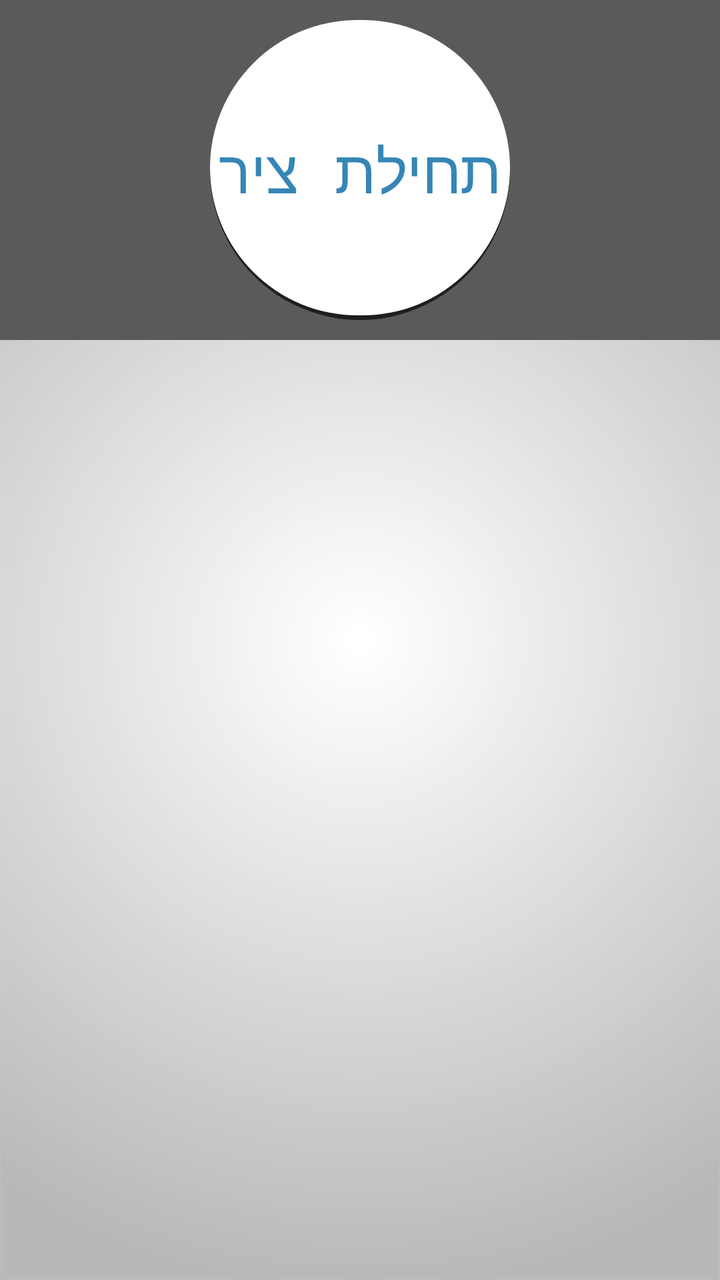
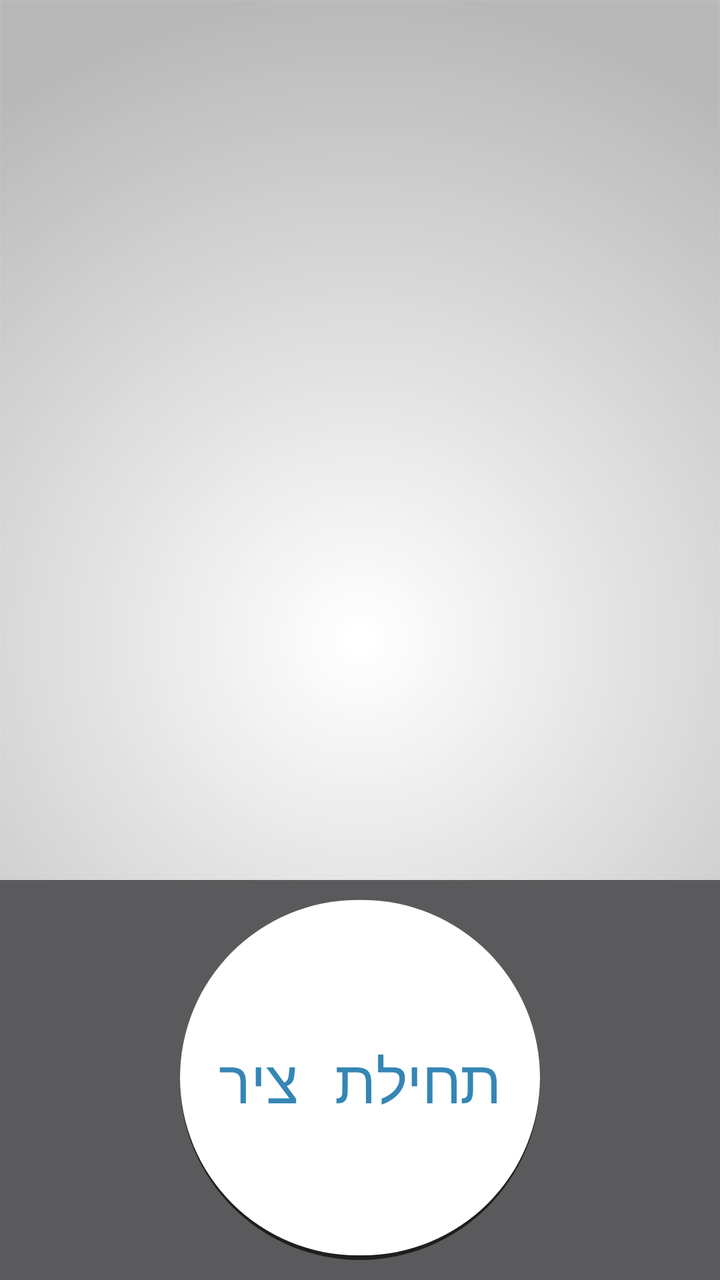

Before-and-after screenshots of an Android layout around one commit, followed by the original layout XML and the change that was made.
<!-- AndroidManifest.xml: application theme AppTheme -->
<!-- res/layout/activity_contract_calc.xml -->
<?xml version="1.0" encoding="utf-8"?>
<RelativeLayout xmlns:android="http://schemas.android.com/apk/res/android"
    xmlns:tools="http://schemas.android.com/tools"
    android:orientation="vertical" android:layout_width="match_parent"
    android:layout_height="match_parent">
    <RelativeLayout
        android:layout_width="match_parent"
        android:layout_height="wrap_content"
        android:background="@color/buttonMaterialDark"
        android:id="@+id/contractBtn">
        <Button
            android:layout_centerHorizontal="true"
            android:id="@+id/contra_btn"
            android:text="@string/startContract"
            android:layout_marginTop="10dp"
            android:clickable="true"
            android:focusable="true"
            android:layout_marginBottom="10dp"
            android:textColor="#3586B5"
            android:textSize="30sp"
            android:gravity="center"
            android:layout_width="150dp"
            android:layout_height="150dp"
            android:background="@drawable/round_button" />
    </RelativeLayout>
    <android.support.v7.widget.RecyclerView
        android:id="@+id/recycler_view"
        android:layout_width="match_parent"
        android:layout_height="match_parent"
        android:layout_below="@+id/contractBtn"
        android:clipToPadding="false"
        android:scrollbars="vertical" />
</RelativeLayout>
<!-- resources referenced by this layout -->
<resources>
  <color name="buttonMaterialDark">#ff5a595b</color>
  <!-- drawable round_button (drawable) -->
  <?xml version="1.0" encoding="utf-8"?>
  <layer-list xmlns:android="http://schemas.android.com/apk/res/android">
  
  <item>
      <shape  android:shape="rectangle">
          <solid android:color="#a8000000" />
          <size android:width="200dp" android:height="200dp" />
          <corners android:radius="100dp" />
      </shape>
  </item>
  
  <item android:bottom="7px">
      <shape  android:shape="rectangle">
          <size android:width="200dp" android:height="200dp" />
          <solid android:color="#FFFFFF" />
          <corners android:radius="100dp" />
      </shape>
  </item>
  </layer-list>
  <string name="startContract">תחילת ציר</string>
  <style name="AppTheme" parent="Theme.AppCompat.Light">
          
          <item name="android:textColor">@color/Black</item>
          <item name="colorPrimary">@color/ColorPrimary</item>
          <item name="colorPrimaryDark">@color/ColorPrimaryDark</item>
          <item name="android:textColorHintInverse">@color/ColorBlue</item>
          <item name="actionBarTheme">@style/ThemeOverlay.AppCompat.Dark.ActionBar</item>
          <item name="buttonStyle">@style/FButton</item>
          <item name="android:buttonStyle">@style/FButton</item>
          <item name="colorAccent">@color/materialGrey300</item>
          
          <item name="android:actionMenuTextColor">@color/Black</item>
          <item name="android:itemBackground">@color/materialGrey300</item>
          <item name="android:textColorSecondary">@color/ColorRedDark</item>
          <item name="android:windowBackground">@drawable/ic_bgg</item>
          <item name="android:typeface">monospace</item>
  
          <item name="android:textColorHint">@color/ColorAqua</item>
          <item name="colorControlNormal">@color/ColorBlue</item>
          <item name="colorControlActivated">@color/ColorAqua</item>
          <item name="colorControlHighlight">@color/ColorAqua</item>
      </style>
  <color name="Black">#000000</color>
  <color name="ColorPrimary">#10133b</color>
  <color name="ColorPrimaryDark">#1a1d4b</color>
  <color name="ColorBlue">#98194853</color>
  <style name="FButton" parent="Theme.AppCompat.Light">
          <item name="colorControlHighlight">@color/ColorBlue</item>
          <item name="android:textColor">@color/ColorAqua</item>
          <item name="android:textSize">20sp</item>
      </style>
  <color name="materialGrey300">#ffe0e0e0</color>
  <color name="ColorRedDark">#6b0000</color>
  <!-- drawable ic_bgg: png bitmap (drawable, 33899 bytes) -->
  <color name="ColorAqua">#32a7c3</color>
</resources>

<!-- the commit's change to res/layout/activity_contract_calc.xml (unified diff, before → after) -->
@@ -3,10 +3,18 @@
     xmlns:tools="http://schemas.android.com/tools"
     android:orientation="vertical" android:layout_width="match_parent"
     android:layout_height="match_parent">
+    <android.support.v7.widget.RecyclerView
+        android:id="@+id/recycler_view"
+        android:layout_width="match_parent"
+        android:layout_height="match_parent"
+        android:layout_above="@+id/contractBtn"
+        android:clipToPadding="false"
+        android:scrollbars="vertical" />
     <RelativeLayout
         android:layout_width="match_parent"
         android:layout_height="wrap_content"
         android:background="@color/buttonMaterialDark"
+        android:layout_alignParentBottom="true"
         android:id="@+id/contractBtn">
         <Button
             android:layout_centerHorizontal="true"
@@ -19,15 +27,8 @@
             android:textColor="#3586B5"
             android:textSize="30sp"
             android:gravity="center"
-            android:layout_width="150dp"
-            android:layout_height="150dp"
+            android:layout_width="180dp"
+            android:layout_height="180dp"
             android:background="@drawable/round_button" />
     </RelativeLayout>
-    <android.support.v7.widget.RecyclerView
-        android:id="@+id/recycler_view"
-        android:layout_width="match_parent"
-        android:layout_height="match_parent"
-        android:layout_below="@+id/contractBtn"
-        android:clipToPadding="false"
-        android:scrollbars="vertical" />
 </RelativeLayout>
